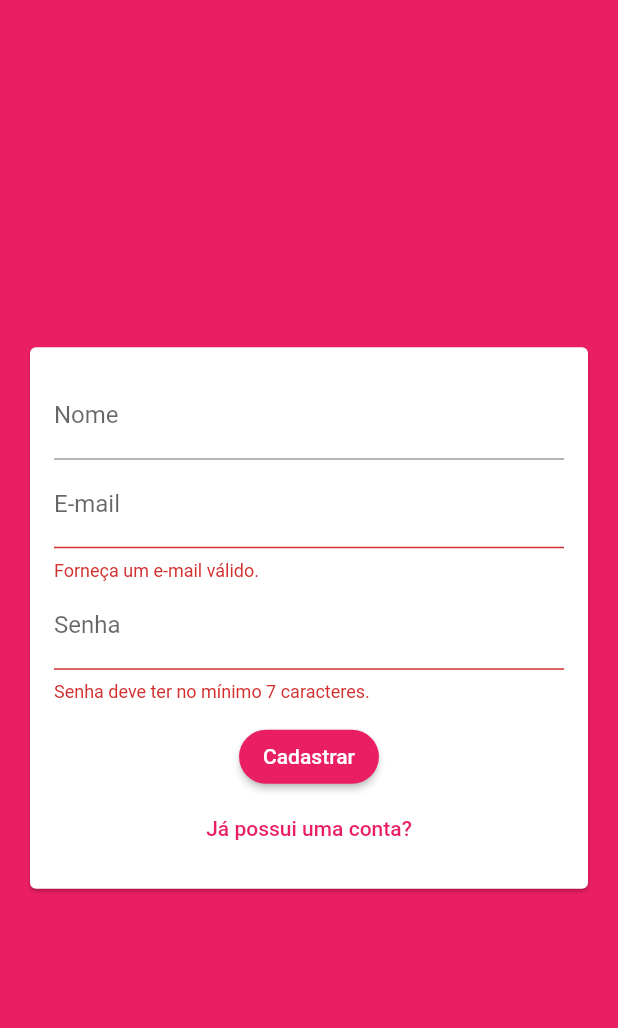
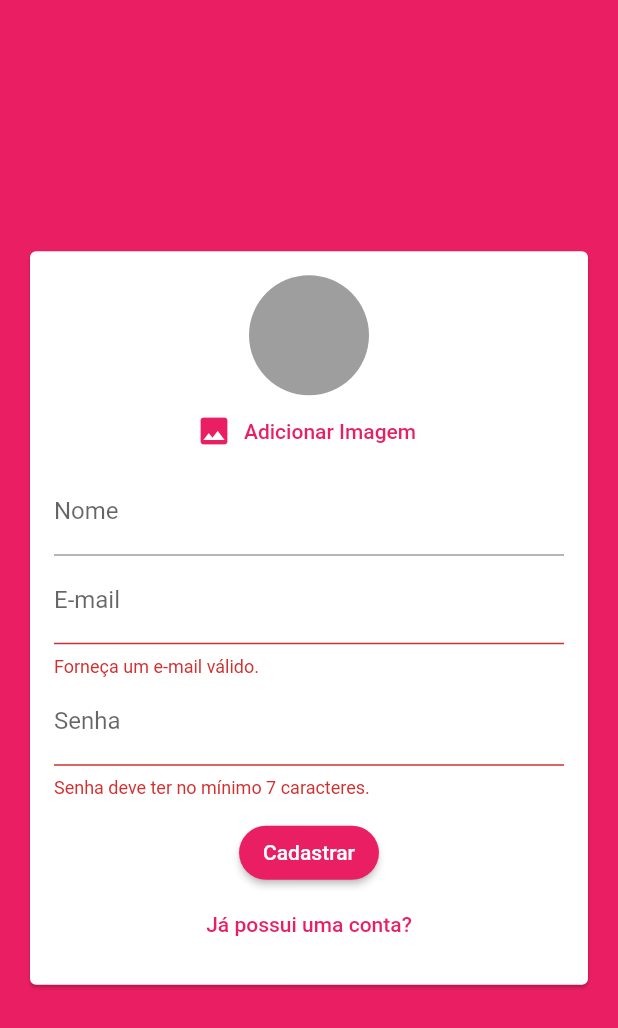
Before and after one commit to LeonardoGraselAlmeida/flutter_chat, a Flutter app: the screen it shows after launch, after a tap on "Entrar", after a tap on "Criar uma nova conta?", on a phone screen of 412 x 824 dp. Shown: the top 1028 px of the screen. Run offline on Flutter 3.47's test engine with Material 2 defaults, Android fonts, the phone set to English and light mode, and no system bars; our stand-ins replace cloud_firestore, firebase_auth, firebase_core, firebase_messaging, firebase_storage, image_picker; accounts and stored records are empty.

Commit message:
Ajustar o layout das mensagens e adicionar foto ao perfil

```diff
--- a/lib/main.dart
+++ b/lib/main.dart
@@ -1,5 +1,6 @@
 import 'package:FlutterChat/screens/auth_screen.dart';
 import 'package:FlutterChat/screens/chat_screen.dart';
+import 'package:FlutterChat/screens/splash_screen.dart';
 import 'package:firebase_auth/firebase_auth.dart';
 import 'package:firebase_core/firebase_core.dart';
 import 'package:flutter/material.dart';
@@ -32,10 +33,9 @@ class MyApp extends StatelessWidget {
             ),
             visualDensity: VisualDensity.adaptivePlatformDensity,
           ),
-          home:
-              // appShapshot.connectionState == ConnectionState.waiting
-              // ? SplashScreen() :
-              StreamBuilder(
+          home: appShapshot.connectionState == ConnectionState.waiting
+              ? SplashScreen()
+              : StreamBuilder(
                   stream: FirebaseAuth.instance.authStateChanges(),
                   builder: (ctx, userSnapshot) {
                     if (userSnapshot.hasData) {
--- a/lib/models/auth_data.dart
+++ b/lib/models/auth_data.dart
@@ -1,9 +1,12 @@
+import 'dart:io';
+
 enum AuthMode { LOGIN, SIGNUP }
 
 class AuthData {
   String name;
   String email;
   String password;
+  File image;
   AuthMode _mode = AuthMode.LOGIN;
 
   bool get isSignup {
--- /dev/null
+++ b/lib/screens/splash_screen.dart
@@ -0,0 +1,13 @@
+import 'package:flutter/material.dart';
+
+class SplashScreen extends StatelessWidget {
+  @override
+  Widget build(BuildContext context) {
+    return Scaffold(
+      backgroundColor: Theme.of(context).primaryColor,
+      body: Center(
+        child: CircularProgressIndicator(),
+      ),
+    );
+  }
+}
--- a/lib/widgets/auth_form.dart
+++ b/lib/widgets/auth_form.dart
@@ -1,4 +1,7 @@
+import 'dart:io';
+
 import 'package:FlutterChat/models/auth_data.dart';
+import 'package:FlutterChat/widgets/user_image_picker.dart';
 import 'package:flutter/material.dart';
 
 class AuthForm extends StatefulWidget {
@@ -18,9 +21,23 @@ class _AuthFormState extends State<AuthForm> {
     bool isValid = _formKey.currentState.validate();
     FocusScope.of(context).unfocus();
 
+    if (_authdata.image == null && _authdata.isSignup) {
+      Scaffold.of(context).showSnackBar(
+        SnackBar(
+          content: Text('Precisamos da sua foto!!!'),
+          backgroundColor: Theme.of(context).errorColor,
+        ),
+      );
+      return;
+    }
+
     if (isValid) {
       widget.onSubmit(_authdata);
     }
+  }
+
+  _handlePickedImage(File image) {
+    _authdata.image = image;
   }
 
   @override
@@ -35,6 +52,7 @@ class _AuthFormState extends State<AuthForm> {
                 key: _formKey,
                 child: Column(
                   children: <Widget>[
+                    if (_authdata.isSignup) UserImagePicker(_handlePickedImage),
                     if (_authdata.isSignup)
                       TextFormField(
                         key: ValueKey('name'),
--- a/lib/widgets/messages.dart
+++ b/lib/widgets/messages.dart
@@ -34,6 +34,7 @@ class _MessagesState extends State<Messages> {
           itemBuilder: (ctx, i) => MessageBubble(
             chatDocs[i].get('text'),
             chatDocs[i].get('userName'),
+            chatDocs[i].get('imageUrl'),
             chatDocs[i].get('userId') == user.uid,
             key: ValueKey(chatDocs[i].documentID),
           ),
--- a/lib/widgets/new_message.dart
+++ b/lib/widgets/new_message.dart
@@ -23,7 +23,8 @@ class _NewMessageState extends State<NewMessage> {
         'text': _enteredMessage,
         'createAt': Timestamp.now(),
         'userId': user.uid,
-        'userName': userData.get('name')
+        'userName': userData.get('name'),
+        'imageUrl': userData.get('imageUrl'),
       });
       _controller.clear();
     } on FirebaseException catch (err) {
--- /dev/null
+++ b/lib/widgets/user_image_picker.dart
@@ -0,0 +1,57 @@
+import 'dart:io';
+
+import 'package:flutter/material.dart';
+import 'package:image_picker/image_picker.dart';
+
+class UserImagePicker extends StatefulWidget {
+  final Function(File pickedImage) onImagePicker;
+
+  UserImagePicker(this.onImagePicker);
+
+  @override
+  _UserImagePickerState createState() => _UserImagePickerState();
+}
+
+class _UserImagePickerState extends State<UserImagePicker> {
+  File _pickedImageFile;
+
+  Future<void> _pickerImage() async {
+    final picker = ImagePicker();
+    final image = await picker.getImage(
+      source: ImageSource.camera,
+      imageQuality: 50,
+      maxWidth: 150,
+    );
+    setState(() {
+      _pickedImageFile = File(image.path);
+    });
+    widget.onImagePicker(_pickedImageFile);
+  }
+
+  @override
+  Widget build(BuildContext context) {
+    return Column(
+      children: <Widget>[
+        CircleAvatar(
+          radius: 40,
+          backgroundColor: Colors.grey,
+          backgroundImage:
+              _pickedImageFile != null ? FileImage(_pickedImageFile) : null,
+        ),
+        FlatButton.icon(
+          onPressed: _pickerImage,
+          icon: Icon(
+            Icons.image,
+            color: Theme.of(context).primaryColor,
+          ),
+          label: Text(
+            'Adicionar Imagem',
+            style: TextStyle(
+              color: Theme.of(context).primaryColor,
+            ),
+          ),
+        )
+      ],
+    );
+  }
+}
--- a/pubspec.yaml
+++ b/pubspec.yaml
@@ -26,6 +26,9 @@ dependencies:
   firebase_core: ^0.5.2
   firebase_auth: "^0.18.3"
   cloud_firestore: ^0.14.3
+  firebase_storage: "^5.0.1"
+  image_picker: ^0.6.7+14
+  firebase_messaging: "^8.0.0-dev.8"
 
 
   # The following adds the Cupertino Icons font to your application.
```
Also changed, not shown: lib/screens/auth_screen.dart (+17 -1 lines), lib/screens/chat_screen.dart (+27 -0 lines), lib/widgets/message_bubble.dart (+25 -7 lines), pubspec.lock. Lines whose indentation alone changed are shown as unchanged.
